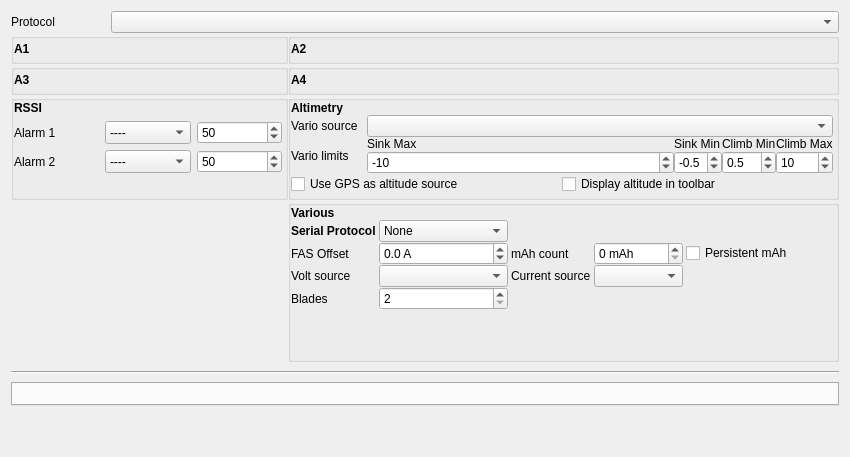
opentx/opentx, file companion/src/modeledit/telemetry.ui: the form before one commit.
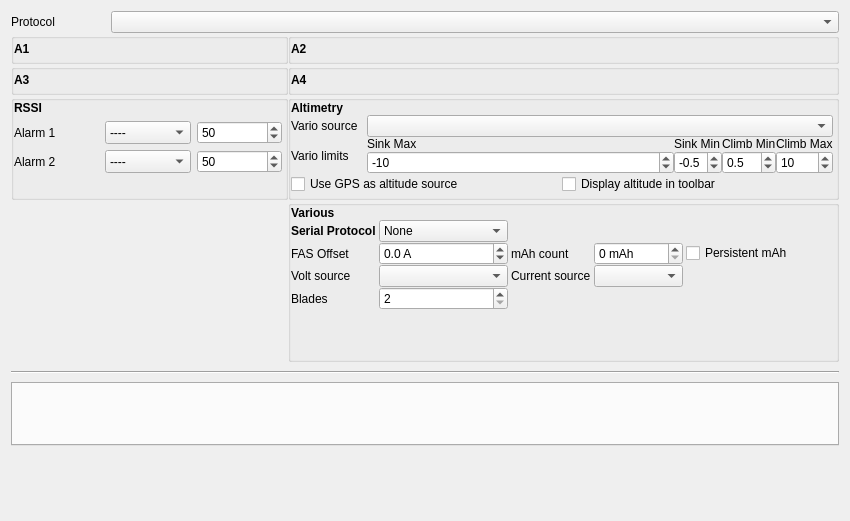
The form after the commit. Custom widgets are drawn as their Qt base class.

```diff
--- a/companion/src/modeledit/telemetry.ui
+++ b/companion/src/modeledit/telemetry.ui
@@ -7,7 +7,7 @@
     <x>0</x>
     <y>0</y>
     <width>850</width>
-    <height>457</height>
+    <height>521</height>
    </rect>
   </property>
   <property name="windowTitle">
```
Left out of the diff: 22 changed lines with no effect on the pictures.
